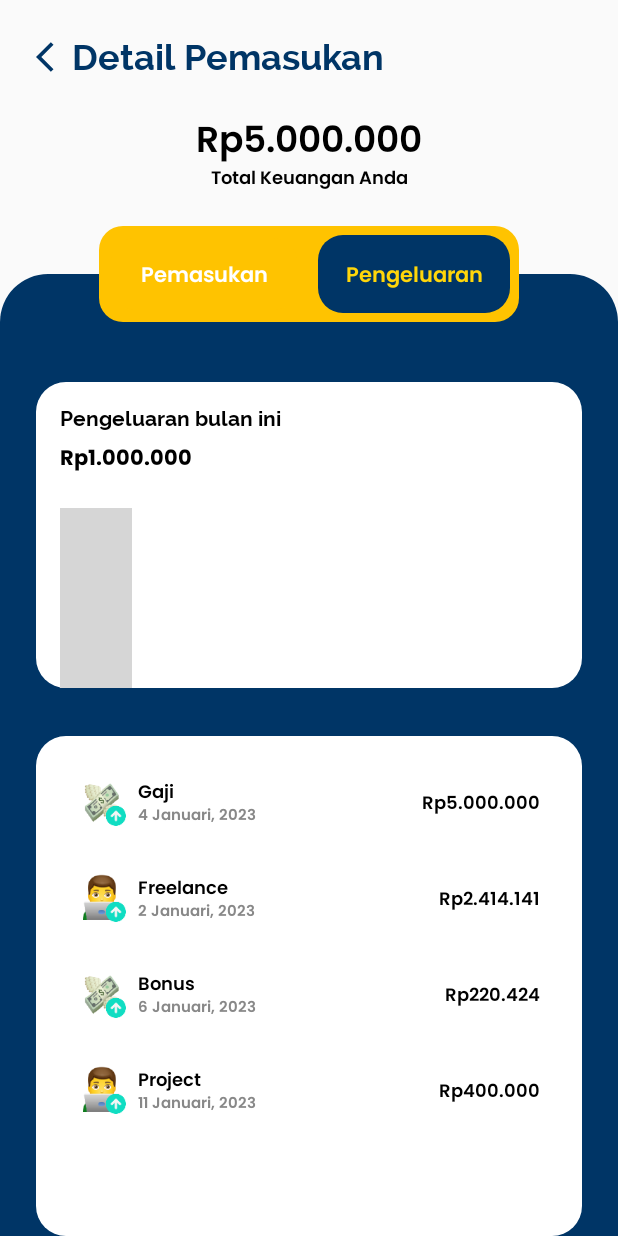
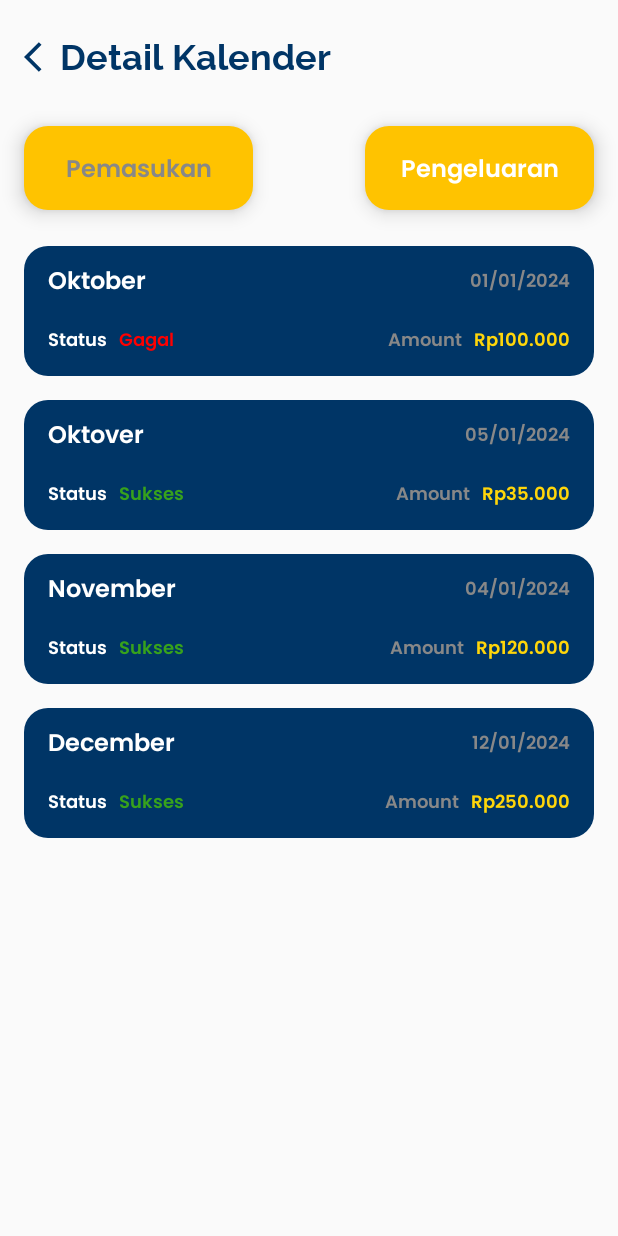
Before and after one commit to fanggadewangga/JurnalKas, an Android app built with Jetpack Compose: the screen it shows after launch (MainActivity), after a tap on "Pengeluaran", on a phone screen of 412 x 824 dp. Run offline under Robolectric (Android 15) with nearby library versions, the light colour scheme and no system bars; grey boxes are pictures that could not be loaded.

Commit message:
feat(calendar): add calendar transaction screen

```diff
--- /dev/null
+++ b/app/src/main/java/com/ptotakkanan/jurnalkas/domain/CalendarTransaction.kt
@@ -0,0 +1,10 @@
+package com.ptotakkanan.jurnalkas.domain
+
+import androidx.annotation.DrawableRes
+
+data class CalendarTransaction(
+    val month: String,
+    val isSuccess: Boolean,
+    val nominal: Long,
+    val date: String,
+)
--- /dev/null
+++ b/app/src/main/java/com/ptotakkanan/jurnalkas/feature/calendar/CalendarEvent.kt
@@ -0,0 +1,9 @@
+package com.ptotakkanan.jurnalkas.feature.calendar
+
+import com.ptotakkanan.jurnalkas.domain.Category
+import com.ptotakkanan.jurnalkas.feature.category.CategoryEvent
+import com.ptotakkanan.jurnalkas.feature.util.state.SelectionOption
+
+sealed class CalendarEvent {
+    data class SelectCategory(val selectionOption: SelectionOption<String>): CalendarEvent()
+}
--- /dev/null
+++ b/app/src/main/java/com/ptotakkanan/jurnalkas/feature/calendar/CalendarScreen.kt
@@ -0,0 +1,137 @@
+package com.ptotakkanan.jurnalkas.feature.calendar
+
+import androidx.compose.foundation.clickable
+import androidx.compose.foundation.layout.Arrangement
+import androidx.compose.foundation.layout.Box
+import androidx.compose.foundation.layout.Column
+import androidx.compose.foundation.layout.Row
+import androidx.compose.foundation.layout.Spacer
+import androidx.compose.foundation.layout.fillMaxSize
+import androidx.compose.foundation.layout.fillMaxWidth
+import androidx.compose.foundation.layout.height
+import androidx.compose.foundation.layout.padding
+import androidx.compose.foundation.layout.size
+import androidx.compose.foundation.layout.width
+import androidx.compose.foundation.lazy.LazyColumn
+import androidx.compose.foundation.lazy.items
+import androidx.compose.foundation.shape.RoundedCornerShape
+import androidx.compose.material3.Card
+import androidx.compose.material3.CardDefaults
+import androidx.compose.runtime.Composable
+import androidx.compose.ui.Alignment
+import androidx.compose.ui.Modifier
+import androidx.compose.ui.graphics.Color
+import androidx.compose.ui.graphics.ColorFilter
+import androidx.compose.ui.text.TextStyle
+import androidx.compose.ui.text.font.Font
+import androidx.compose.ui.text.font.FontFamily
+import androidx.compose.ui.text.font.FontWeight
+import androidx.compose.ui.unit.dp
+import androidx.compose.ui.unit.sp
+import androidx.lifecycle.viewmodel.compose.viewModel
+import androidx.navigation.NavController
+import coil.compose.AsyncImage
+import com.ptotakkanan.jurnalkas.R
+import com.ptotakkanan.jurnalkas.feature.calendar.components.CalendarTransactionItem
+import com.ptotakkanan.jurnalkas.feature.common.components.AppText
+import com.ptotakkanan.jurnalkas.theme.Typography
+import com.ptotakkanan.jurnalkas.theme.primary20
+import com.ptotakkanan.jurnalkas.theme.secondary0
+
+@Composable
+fun CalendarScreen(
+    navController: NavController,
+    viewModel: CalendarViewModel = viewModel(),
+    screenWidth: Int,
+) {
+    Column(
+        modifier = Modifier
+            .fillMaxWidth()
+            .padding(horizontal = 16.dp, vertical = 24.dp)
+    ) {
+        Row(verticalAlignment = Alignment.CenterVertically) {
+            AsyncImage(
+                model = R.drawable.ic_arrow_left,
+                contentDescription = "Arrow back",
+                colorFilter = ColorFilter.tint(primary20),
+                modifier = Modifier.size(24.dp)
+            )
+            AppText(
+                text = "Detail Kalender",
+                textStyle = TextStyle(
+                    fontFamily = FontFamily(Font(R.font.raleway_bold)),
+                    fontSize = 24.sp,
+                    fontWeight = FontWeight(700)
+                ),
+                color = primary20
+            )
+        }
+
+        Spacer(modifier = Modifier.height(32.dp))
+
+        // Options
+        Row(
+            verticalAlignment = Alignment.CenterVertically,
+            horizontalArrangement = Arrangement.SpaceBetween,
+            modifier = Modifier.fillMaxWidth()
+        ) {
+            Card(
+                shape = RoundedCornerShape(16.dp),
+                colors = CardDefaults.cardColors(containerColor = secondary0),
+                elevation = CardDefaults.cardElevation(if (viewModel.options[0].selected) 8.dp else 0.dp),
+                modifier = Modifier
+                    .width((screenWidth * 0.37).dp)
+                    .height(56.dp)
+                    .clickable {
+                        viewModel.onEvent(CalendarEvent.SelectCategory(viewModel.options[0]))
+                    }
+            ) {
+                Box(
+                    contentAlignment = Alignment.Center,
+                    modifier = Modifier.fillMaxSize()
+                ) {
+                    AppText(
+                        text = "Pemasukan",
+                        textStyle = Typography.titleMedium().copy(fontSize = 16.sp),
+                        color = if (viewModel.options[0].selected) Color.White else Color.Gray,
+                    )
+                }
+
+            }
+            Card(
+                shape = RoundedCornerShape(16.dp),
+                colors = CardDefaults.cardColors(containerColor = secondary0),
+                elevation = CardDefaults.cardElevation(if (viewModel.options[0].selected) 8.dp else 0.dp),
+                modifier = Modifier
+                    .width((screenWidth * 0.37).dp)
+                    .height(56.dp)
+                    .clickable {
+                        viewModel.onEvent(CalendarEvent.SelectCategory(viewModel.options[1]))
+                    }
+            ) {
+                Box(
+                    contentAlignment = Alignment.Center,
+                    modifier = Modifier.fillMaxSize()
+                ) {
+                    AppText(
+                        text = "Pengeluaran",
+                        textStyle = Typography.titleMedium().copy(fontSize = 16.sp),
+                        color = if (viewModel.options[1].selected) Color.White else Color.Gray,
+                    )
+                }
+            }
+        }
+
+        // Transaction Item
+        Spacer(modifier = Modifier.height(24.dp))
+        LazyColumn {
+            val items = if (viewModel.options.first().selected)
+                viewModel.dummyIncome
+            else
+                viewModel.dummyOutcome
+            items(items) { item ->
+                CalendarTransactionItem(calendarTransaction = item)
+            }
+        }
+    }
+}
--- /dev/null
+++ b/app/src/main/java/com/ptotakkanan/jurnalkas/feature/calendar/CalendarViewModel.kt
@@ -0,0 +1,104 @@
+package com.ptotakkanan.jurnalkas.feature.calendar
+
+import androidx.compose.runtime.toMutableStateList
+import androidx.lifecycle.ViewModel
+import androidx.lifecycle.viewModelScope
+import com.ptotakkanan.jurnalkas.domain.CalendarTransaction
+import com.ptotakkanan.jurnalkas.feature.util.state.SelectionOption
+import kotlinx.coroutines.channels.Channel
+import kotlinx.coroutines.flow.receiveAsFlow
+import kotlinx.coroutines.launch
+
+class CalendarViewModel: ViewModel() {
+
+    private val _options = listOf(
+        SelectionOption("Pemasukan", true),
+        SelectionOption("Pengeluaran", false)
+    ).toMutableStateList()
+
+    val options: List<SelectionOption<String>>
+        get() = _options
+
+    private val _dummyIncome = listOf(
+        CalendarTransaction(
+            month = "Oktober",
+            isSuccess = true,
+            nominal = 400000,
+            date = "01/01/2024"
+        ),
+        CalendarTransaction(
+            month = "November",
+            isSuccess = false,
+            nominal = 35000,
+            date = "03/01/2024"
+        ),
+        CalendarTransaction(
+            month = "November",
+            isSuccess = true,
+            nominal = 120000,
+            date = "04/01/2024"
+        ),
+        CalendarTransaction(
+            month = "September",
+            isSuccess = false,
+            nominal = 35000,
+            date = "12/01/2024"
+        )
+    ).toMutableStateList()
+
+    val dummyIncome: List<CalendarTransaction>
+        get() = _dummyIncome
+
+    private val _dummyOutcome = listOf(
+        CalendarTransaction(
+            month = "Oktober",
+            isSuccess = false,
+            nominal = 100000,
+            date = "01/01/2024"
+        ),
+        CalendarTransaction(
+            month = "Oktover",
+            isSuccess = true,
+            nominal = 35000,
+            date = "05/01/2024"
+        ),
+        CalendarTransaction(
+            month = "November",
+            isSuccess = true,
+            nominal = 120000,
+            date = "04/01/2024"
+        ),
+        CalendarTransaction(
+            month = "December",
+            isSuccess = true,
+            nominal = 250000,
+            date = "12/01/2024"
+        )
+    )
+
+    val dummyOutcome: List<CalendarTransaction>
+        get() = _dummyOutcome
+
+    private val channel = Channel<UiEvent>()
+    val eventFlow = channel.receiveAsFlow()
+
+    fun onEvent(event: CalendarEvent) {
+        when(event) {
+            is CalendarEvent.SelectCategory -> {
+                _options.forEach { it.selected = false }
+                _options.find { it.option == event.selectionOption.option }?.selected = true
+                viewModelScope.launch {
+                    if (_options[0].selected)
+                        channel.send(UiEvent.ShowIncome)
+                    else
+                        channel.send(UiEvent.ShowOutcome)
+                }
+            }
+        }
+    }
+
+    sealed class UiEvent {
+        data object ShowIncome: UiEvent()
+        data object ShowOutcome: UiEvent()
+    }
+}
--- /dev/null
+++ b/app/src/main/java/com/ptotakkanan/jurnalkas/feature/calendar/components/CalendarTransactionItem.kt
@@ -0,0 +1,94 @@
+package com.ptotakkanan.jurnalkas.feature.calendar.components
+
+import androidx.compose.foundation.layout.Arrangement
+import androidx.compose.foundation.layout.Row
+import androidx.compose.foundation.layout.Spacer
+import androidx.compose.foundation.layout.fillMaxWidth
+import androidx.compose.foundation.layout.height
+import androidx.compose.foundation.layout.padding
+import androidx.compose.foundation.shape.RoundedCornerShape
+import androidx.compose.material3.Card
+import androidx.compose.material3.CardDefaults
+import androidx.compose.runtime.Composable
+import androidx.compose.ui.Alignment
+import androidx.compose.ui.Modifier
+import androidx.compose.ui.graphics.Color
+import androidx.compose.ui.unit.dp
+import androidx.compose.ui.unit.sp
+import com.ptotakkanan.jurnalkas.core.ext.toCurrency
+import com.ptotakkanan.jurnalkas.domain.CalendarTransaction
+import com.ptotakkanan.jurnalkas.feature.common.components.AppText
+import com.ptotakkanan.jurnalkas.theme.Typography
+import com.ptotakkanan.jurnalkas.theme.green20
+import com.ptotakkanan.jurnalkas.theme.primary20
+import com.ptotakkanan.jurnalkas.theme.secondary10
+
+@Composable
+fun CalendarTransactionItem(
+    modifier: Modifier = Modifier,
+    calendarTransaction: CalendarTransaction,
+) {
+    Card(
+        colors = CardDefaults.cardColors(containerColor = primary20),
+        shape = RoundedCornerShape(16.dp),
+        modifier = modifier.padding(bottom = 16.dp)
+    ) {
+        Row(
+            horizontalArrangement = Arrangement.SpaceBetween,
+            verticalAlignment = Alignment.CenterVertically,
+            modifier = Modifier
+                .fillMaxWidth()
+                .padding(horizontal = 16.dp, vertical = 12.dp)
+        ) {
+            AppText(
+                text = calendarTransaction.month,
+                textStyle = Typography.titleMedium().copy(fontSize = 16.sp),
+                color = Color.White
+            )
+            AppText(
+                text = calendarTransaction.date,
+                textStyle = Typography.titleMedium().copy(fontSize = 12.sp),
+                color = Color.Gray
+            )
+        }
+        Spacer(modifier = Modifier.height(8.dp))
+        Row(
+            horizontalArrangement = Arrangement.SpaceBetween,
+            verticalAlignment = Alignment.CenterVertically,
+            modifier = Modifier
+                .fillMaxWidth()
+                .padding(start = 16.dp, end = 16.dp, bottom = 16.dp)
+        ) {
+            Row(
+                horizontalArrangement = Arrangement.spacedBy(8.dp),
+                verticalAlignment = Alignment.CenterVertically,
+            ) {
+                AppText(
+                    text = "Status",
+                    textStyle = Typography.titleSmall().copy(fontSize = 12.sp),
+                    color = Color.White
+                )
+                AppText(
+                    text = if (calendarTransaction.isSuccess) "Sukses" else "Gagal",
+                    textStyle = Typography.titleSmall().copy(fontSize = 12.sp),
+                    color = if (calendarTransaction.isSuccess) green20 else Color.Red
+                )
+            }
+            Row(
+                horizontalArrangement = Arrangement.spacedBy(8.dp),
+                verticalAlignment = Alignment.CenterVertically,
+            ) {
+                AppText(
+                    text = "Amount",
+                    textStyle = Typography.titleSmall().copy(fontSize = 12.sp),
+                    color = Color.Gray
+                )
+                AppText(
+                    text = calendarTransaction.nominal.toCurrency(),
+                    textStyle = Typography.titleSmall().copy(fontSize = 12.sp),
+                    color = secondary10
+                )
+            }
+        }
+    }
+}
--- a/app/src/main/java/com/ptotakkanan/jurnalkas/feature/common/navigation/Navigation.kt
+++ b/app/src/main/java/com/ptotakkanan/jurnalkas/feature/common/navigation/Navigation.kt
@@ -7,6 +7,7 @@ import androidx.navigation.compose.NavHost
 import androidx.navigation.compose.composable
 import androidx.navigation.compose.rememberNavController
 import com.ptotakkanan.jurnalkas.feature.analysis.AnalysisScreen
+import com.ptotakkanan.jurnalkas.feature.calendar.CalendarScreen
 import com.ptotakkanan.jurnalkas.feature.category.CategoryDetailScreen
 import com.ptotakkanan.jurnalkas.feature.category.CategoryScreen
 import com.ptotakkanan.jurnalkas.feature.common.route.Screen
@@ -26,7 +27,7 @@ fun Navigation() {
     val screenWidth = LocalConfiguration.current.screenWidthDp
     val screenHeight = LocalConfiguration.current.screenHeightDp
 
-    NavHost(navController = navController, startDestination = Screen.Analysis.route) {
+    NavHost(navController = navController, startDestination = Screen.Calendar.route) {
 
         composable(route = Screen.Welcome.route) {
             WelcomeScreen(navController = navController)
@@ -67,5 +68,9 @@ fun Navigation() {
         composable(route = Screen.Analysis.route) {
             AnalysisScreen(navController = navController)
         }
+
+        composable(route = Screen.Calendar.route) {
+            CalendarScreen(navController = navController, screenWidth = screenWidth)
+        }
     }
 }
--- a/app/src/main/java/com/ptotakkanan/jurnalkas/feature/common/route/Screen.kt
+++ b/app/src/main/java/com/ptotakkanan/jurnalkas/feature/common/route/Screen.kt
@@ -13,6 +13,7 @@ sealed class Screen(val route: String) {
     data object WalletDetail: Screen("wallet_detail")
     data object FinancialRecap: Screen("financial_recap")
     data object Analysis: Screen("analysis")
+    data object Calendar: Screen("calendar")
 
     fun withArgs(vararg args: String) = buildString {
         append(route)
```
